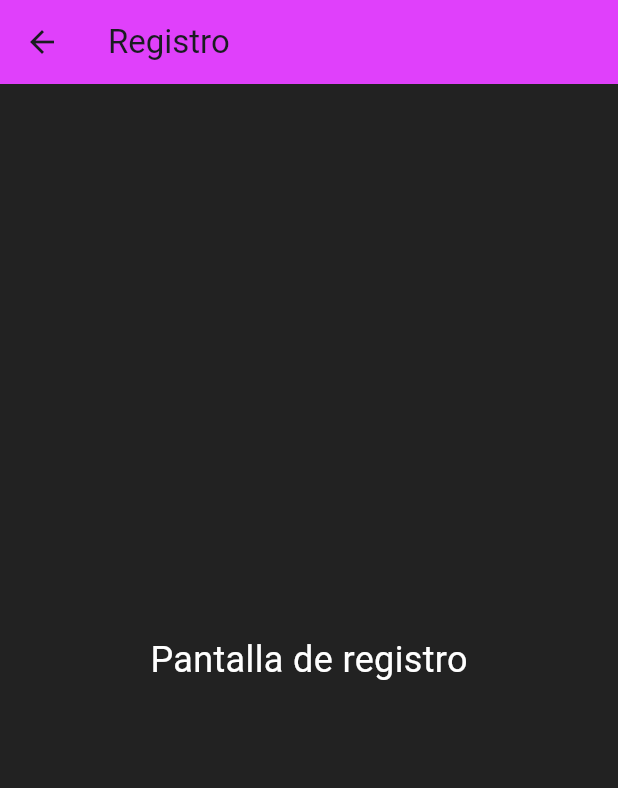
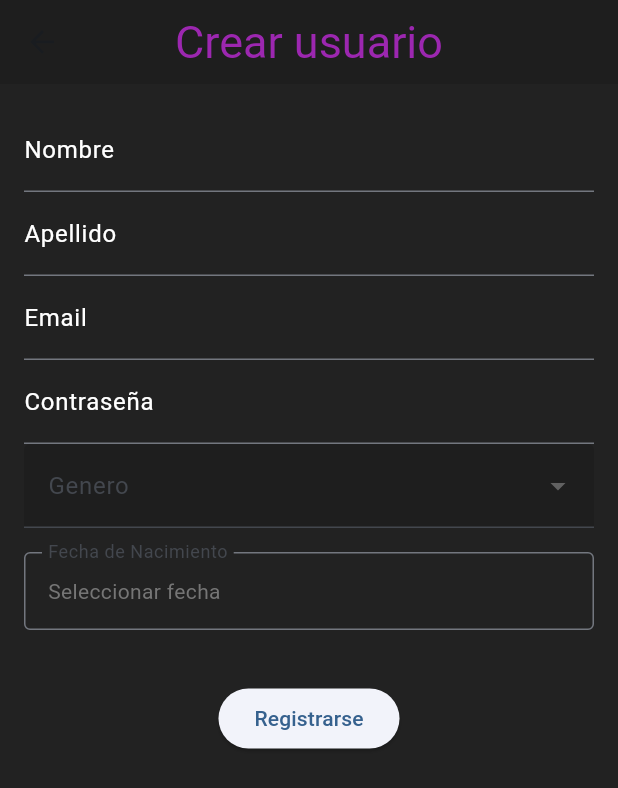
Before and after one commit to JuanJGP10/piladea_web, a Flutter app: the SignupView screen opened by its route, on a phone screen of 412 x 824 dp. Shown: the top 788 px of the screen. Run offline on Flutter 3.47's test engine with Material 3 defaults, Android fonts, the phone set to English and light mode, and no system bars; our stand-ins replace cloud_firestore, firebase_auth, firebase_core, font_awesome_flutter, get, google_sign_in; missing offline and left inert: a package; accounts and stored records are empty; statements that could not run were skipped.

Commit message:
Me cago en  dios

```diff
--- a/lib/pages/singup.dart
+++ b/lib/pages/singup.dart
@@ -1,20 +1,124 @@
 import 'package:flutter/material.dart';
-class SignupView extends StatelessWidget{
-  static String id='signup_view';
-  const SignupView({super.key});
+import 'package:C/'
+import 'package:firebase_core/firebase_core.dart';
+import 'package:firebase_auth/firebase_auth.dart';
+
+
+class SignupView extends StatefulWidget {
+  static String id= 'signup_view';
   @override
-  Widget build(BuildContext context){
+  _RegisterPageState createState() => _RegisterPageState();
+}
+
+class _RegisterPageState extends State<SignupView> {
+  final nameController = TextEditingController();
+  final lastNameController = TextEditingController();
+  final emailController = TextEditingController();
+  final passwordController = TextEditingController();
+  final authService = AuthService();
+
+  String? selectedOption;
+  DateTime? selectedDate;
+
+  // Lista para el ComboBox
+  final List<String> opciones = ['Masculino', 'Femenino', 'Otro', 'No binario'];
+
+  Future<void> _selectDate(BuildContext context) async {
+    final DateTime? picked = await showDatePicker(
+      context: context,
+      initialDate: DateTime(DateTime.now().year),
+      firstDate: DateTime(1900),
+      lastDate: DateTime.now(),
+    );
+    if (picked != null && picked != selectedDate)
+      setState(() {
+        selectedDate = picked;
+      });
+  }
+
+  void register() async {
+    try {
+      await authService.registerWithEmailPassword(
+        name: nameController.text.trim(),
+        apellido: lastNameController.text.trim(),
+        email: emailController.text.trim(),
+        password: passwordController.text.trim(),
+        Gender: selectedOption.toString().trim(),
+        fechaNacimiento:  selectedDate.toString().trim(),
+      );
+      ScaffoldMessenger.of(context).showSnackBar(
+        SnackBar(content: Text('Usuario registrado exitosamente')),
+      );
+    } on FirebaseException catch (e) {
+      // Manejo específico para Firebase
+      ScaffoldMessenger.of(context).showSnackBar(
+        SnackBar(content: Text('Firebase Error: ${e.message}')),
+      );
+    } catch (e) {
+      ScaffoldMessenger.of(context).showSnackBar(
+        SnackBar(content: Text('Error inesperado: ${e.toString()}')),
+      );
+    }
+  }
+
+  @override
+  Widget build(BuildContext context) {
     return Scaffold(
+      appBar: AppBar(title: Text('Crear usuario'), titleTextStyle: TextStyle(color: Colors.purple,fontSize: 30,),centerTitle: true, backgroundColor: Colors.black12,),
+
       backgroundColor: Colors.black87,
-      appBar: AppBar(
-        title: const Text('Registro'),
-        backgroundColor: Colors.purpleAccent,
-      ),
-      body: const Center(
-        child: Text(
-          'Pantalla de registro',
-          style: TextStyle(color:Colors.white,fontSize: 24),
+      body: Padding(
+        padding: const EdgeInsets.all(16),
+        child: Column(
+          //mainAxisAlignment: MainAxisAlignment.center,
+          children: [
+            TextField(controller: nameController,style: TextStyle(color: Colors.white), decoration: InputDecoration(labelText: 'Nombre',labelStyle: TextStyle(color: Colors.white)),),
+            TextField(controller: lastNameController,style: TextStyle(color: Colors.white), decoration: InputDecoration(labelText: 'Apellido',labelStyle: TextStyle(color: Colors.white))),
+            TextField(controller: emailController,style: TextStyle(color: Colors.white), decoration: InputDecoration(labelText: 'Email',labelStyle: TextStyle(color: Colors.white))),
+            TextField(controller: passwordController,style: TextStyle(color: Colors.white), decoration: InputDecoration(labelText: 'Contraseña',labelStyle: TextStyle(color: Colors.white)), obscureText: true),
+            // ComboBox
+            DropdownButtonFormField<String>(
+              decoration: InputDecoration(labelText: 'Genero', filled: true, fillColor: Colors.black12),
+              value: selectedOption,
+              dropdownColor: Colors.black87,
+              items: opciones
+                  .map((op) => DropdownMenuItem(
 
+                value: op,
+
+                child: Text(op,style: TextStyle(color: Colors.white)),
+              ))
+                  .toList(),
+              onChanged: (value) {
+                setState(() {
+                  selectedOption = value;
+                });
+              },
+            ),
+
+            // Date Picker
+            SizedBox(height: 16),
+            InkWell(
+              onTap: () => _selectDate(context),
+              child: InputDecorator(
+                decoration: InputDecoration(
+                  labelText: 'Fecha de Nacimiento',
+                  border: OutlineInputBorder(),
+                ),
+                child: Text(
+                  selectedDate == null
+                      ? 'Seleccionar fecha'
+                      : '${selectedDate!.day}/${selectedDate!.month}/${selectedDate!.year}',
+                  style: TextStyle(
+                      color: selectedDate == null
+                          ? Colors.grey[600]
+                          : Colors.black87),
+                ),
+              ),
+            ),
+            SizedBox(height: 35),
+            ElevatedButton(onPressed: register, child: Text('Registrarse')),
+          ],
         ),
       ),
     );
```
